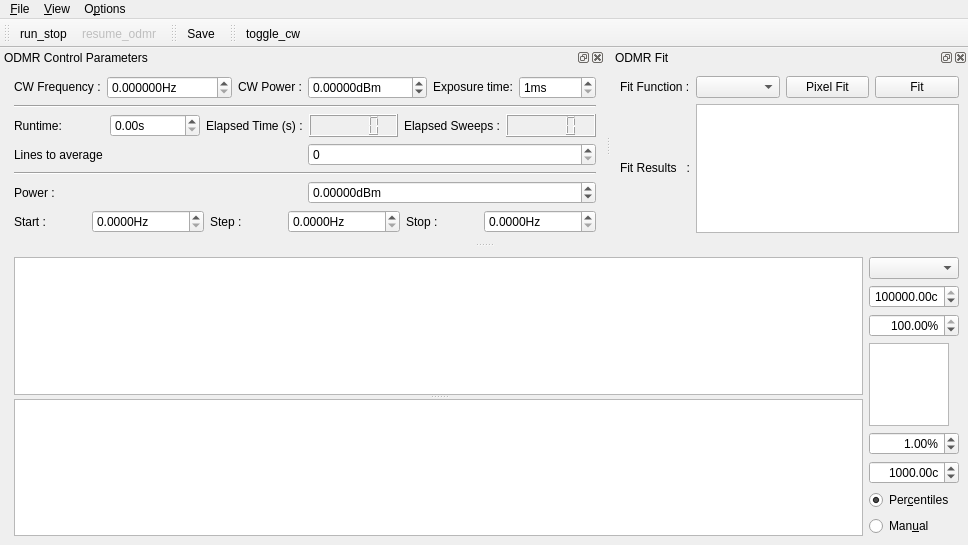
sriharijayaram5/qudi, file gui/odmr/ui_odmrgui_prime95b.ui: the form before one commit.
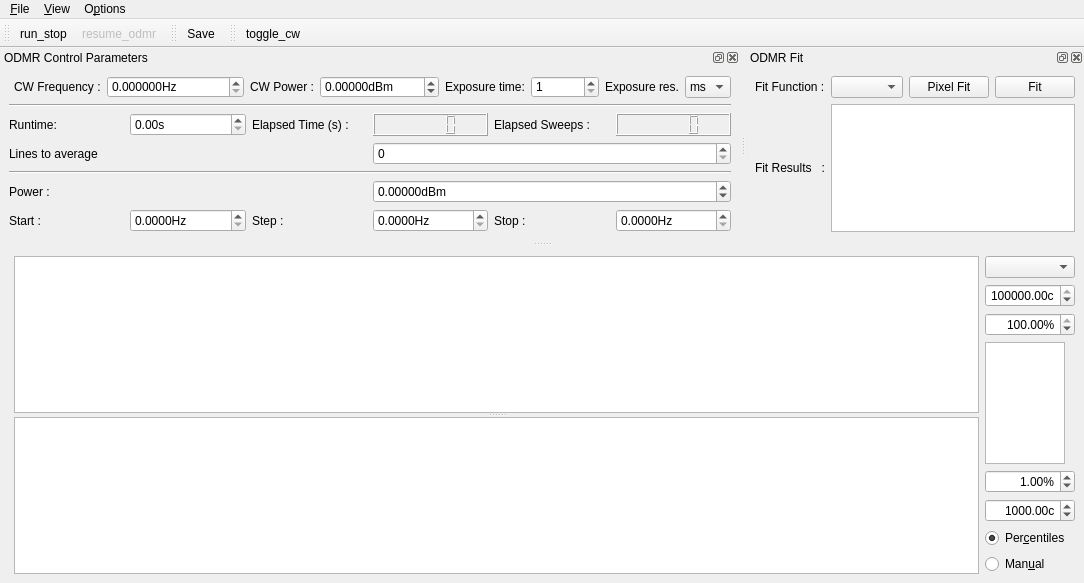
The form after the commit. Icons and pictures are not drawn. Custom widgets are drawn as their Qt base class.

Commit message: added ODMR microsec exposure

```diff
--- a/gui/odmr/ui_odmrgui_prime95b.ui
+++ b/gui/odmr/ui_odmrgui_prime95b.ui
@@ -6,8 +6,8 @@
    <rect>
     <x>0</x>
     <y>0</y>
-    <width>968</width>
-    <height>545</height>
+    <width>1079</width>
+    <height>583</height>
    </rect>
   </property>
   <property name="contextMenuPolicy">
@@ -213,7 +213,7 @@
     <rect>
      <x>0</x>
      <y>0</y>
-     <width>968</width>
+     <width>1079</width>
      <height>21</height>
     </rect>
    </property>
@@ -288,6 +288,8 @@
     </property>
     <layout class="QGridLayout" name="gridLayout">
      <item row="0" column="0">
+      <layout class="QHBoxLayout" name="horizontalLayout_2">
+       <item>
       <spacer name="horizontalSpacer_2">
        <property name="orientation">
         <enum>Qt::Horizontal</enum>
@@ -303,8 +305,6 @@
        </property>
       </spacer>
      </item>
-     <item row="0" column="1">
-      <layout class="QHBoxLayout" name="horizontalLayout_2">
        <item>
         <widget class="QLabel" name="label">
          <property name="sizePolicy">
@@ -326,6 +326,12 @@
            <verstretch>0</verstretch>
           </sizepolicy>
          </property>
+         <property name="minimumSize">
+          <size>
+           <width>137</width>
+           <height>20</height>
+          </size>
+         </property>
          <property name="suffix">
           <string>Hz</string>
          </property>
@@ -361,6 +367,12 @@
            <verstretch>0</verstretch>
           </sizepolicy>
          </property>
+         <property name="minimumSize">
+          <size>
+           <width>107</width>
+           <height>20</height>
+          </size>
+         </property>
          <property name="suffix">
           <string>dBm</string>
          </property>
@@ -396,12 +408,15 @@
            <verstretch>0</verstretch>
           </sizepolicy>
          </property>
+         <property name="minimumSize">
+          <size>
+           <width>68</width>
+           <height>20</height>
+          </size>
+         </property>
          <property name="correctionMode">
           <enum>QAbstractSpinBox::CorrectToNearestValue</enum>
          </property>
-         <property name="suffix">
-          <string>ms</string>
-         </property>
          <property name="prefix">
           <string/>
          </property>
@@ -409,13 +424,40 @@
           <number>1</number>
          </property>
          <property name="maximum">
-          <number>10000</number>
+          <number>10000000</number>
          </property>
         </widget>
        </item>
+       <item>
+        <widget class="QLabel" name="label_13">
+         <property name="sizePolicy">
+          <sizepolicy hsizetype="Minimum" vsizetype="Fixed">
+           <horstretch>0</horstretch>
+           <verstretch>0</verstretch>
+          </sizepolicy>
+         </property>
+         <property name="text">
+          <string>Exposure res.</string>
+         </property>
+        </widget>
+       </item>
+       <item>
+        <widget class="QComboBox" name="rescomboBox">
+         <item>
+          <property name="text">
+           <string>ms</string>
+          </property>
+         </item>
+         <item>
+          <property name="text">
+           <string>µs</string>
+          </property>
+         </item>
+        </widget>
+       </item>
       </layout>
      </item>
-     <item row="1" column="1">
+     <item row="1" column="0">
       <widget class="Line" name="line_2">
        <property name="minimumSize">
         <size>
@@ -434,7 +476,7 @@
        </property>
       </widget>
      </item>
-     <item row="2" column="1">
+     <item row="2" column="0">
       <layout class="QHBoxLayout" name="horizontalLayout_3">
        <item>
         <widget class="QLabel" name="label_7">
@@ -506,7 +548,7 @@
        </item>
       </layout>
      </item>
-     <item row="3" column="1">
+     <item row="3" column="0">
       <layout class="QHBoxLayout" name="horizontalLayout_4">
        <item>
         <widget class="QLabel" name="average_label">
@@ -533,14 +575,14 @@
        </item>
       </layout>
      </item>
-     <item row="4" column="1">
+     <item row="4" column="0">
       <widget class="Line" name="line">
        <property name="orientation">
         <enum>Qt::Horizontal</enum>
        </property>
       </widget>
      </item>
-     <item row="5" column="1">
+     <item row="5" column="0">
       <layout class="QHBoxLayout" name="horizontalLayout_5">
        <item>
         <widget class="QLabel" name="label_2">
@@ -579,7 +621,7 @@
        </item>
       </layout>
      </item>
-     <item row="6" column="1">
+     <item row="6" column="0">
       <layout class="QHBoxLayout" name="horizontalLayout_6">
        <item>
         <widget class="QLabel" name="label_3">
```
Lines whose indentation alone changed are shown as unchanged. The commit also changes 3 other files.
